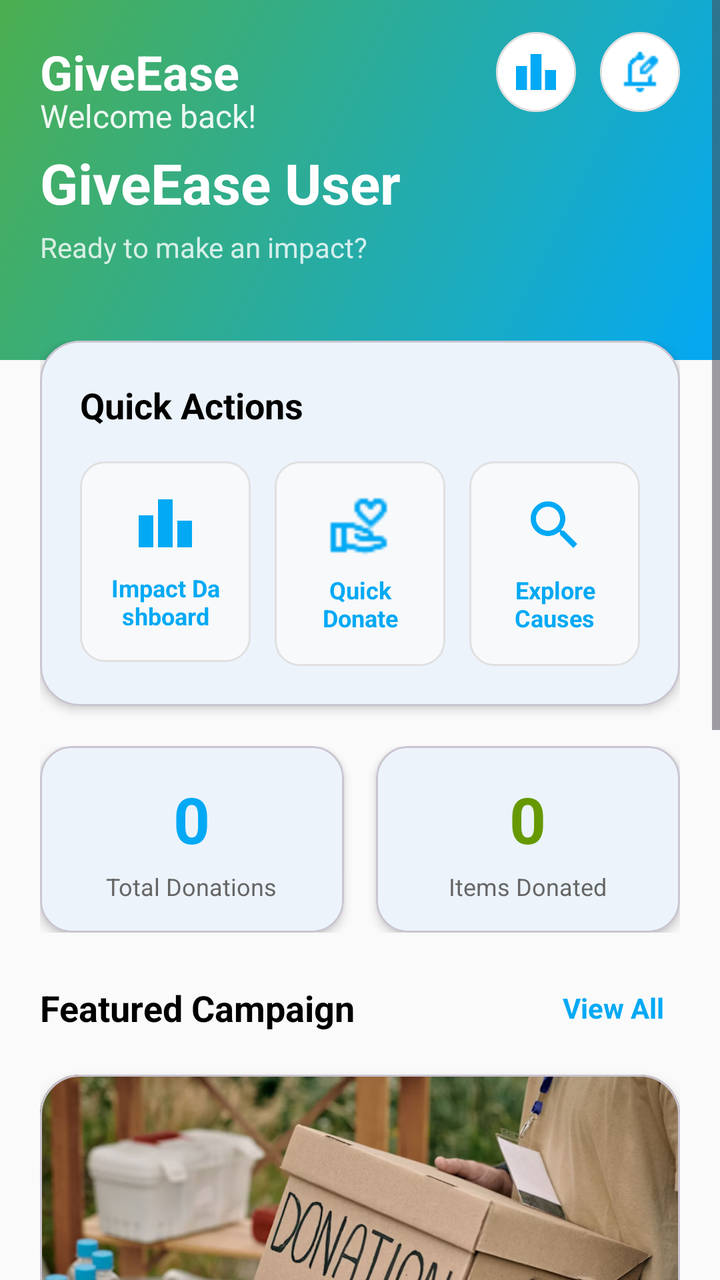
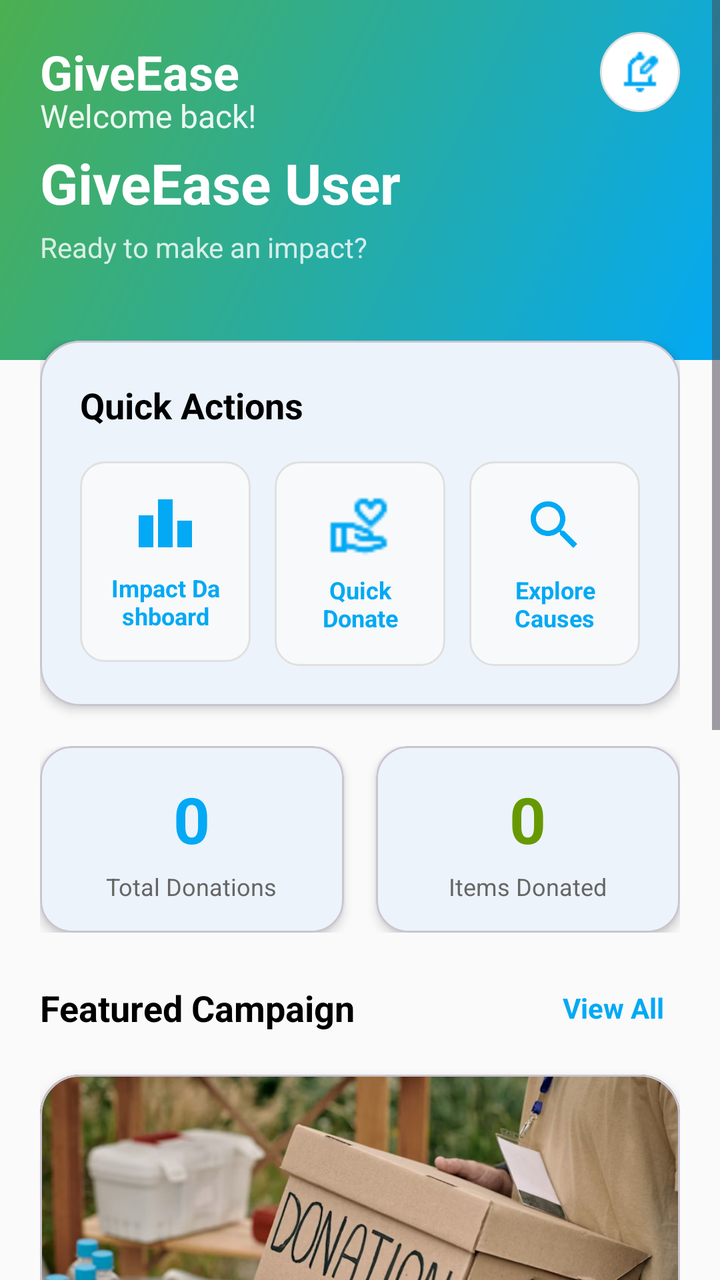

Screens rendered from an Android XML layout before and after an edit, with the pre-edit source and the edit as a unified diff.
<!-- AndroidManifest.xml: application theme Theme.GiveEase -->
<!-- res/layout/fragment_donor_home.xml -->
<?xml version="1.0" encoding="utf-8"?>
<ScrollView xmlns:android="http://schemas.android.com/apk/res/android"
    xmlns:app="http://schemas.android.com/apk/res-auto"
    android:layout_width="match_parent"
    android:layout_height="match_parent"
    android:background="@color/background"
    android:fillViewport="true">

    <LinearLayout
        android:layout_width="match_parent"
        android:layout_height="wrap_content"
        android:orientation="vertical">

        <RelativeLayout
            android:layout_width="match_parent"
            android:layout_height="180dp"
            android:background="@drawable/home_header_gradient">

            <LinearLayout
                android:layout_width="match_parent"
                android:layout_height="wrap_content"
                android:orientation="horizontal"
                android:gravity="center_vertical"
                android:paddingHorizontal="20dp"
                android:paddingTop="16dp"
                android:layout_alignParentTop="true">

                <LinearLayout
                    android:layout_width="0dp"
                    android:layout_weight="1"
                    android:layout_height="wrap_content"
                    android:orientation="vertical">

                    <TextView
                        android:layout_width="wrap_content"
                        android:layout_height="wrap_content"
                        android:text="GiveEase"
                        android:textSize="24sp"
                        android:textStyle="bold"
                        android:textColor="@android:color/white" />

                </LinearLayout>

                <LinearLayout
                    android:layout_width="wrap_content"
                    android:layout_height="wrap_content"
                    android:orientation="horizontal">

                    <ImageView
                        android:id="@+id/ivLeaderboard"
                        android:layout_width="40dp"
                        android:layout_height="40dp"
                        android:src="@drawable/ic_leaderboard1"
                        android:background="@drawable/circle_white_bg"
                        android:padding="8dp"
                        android:layout_marginEnd="12dp"
                        app:tint="@color/secondary" />

                    <FrameLayout
                        android:layout_width="wrap_content"
                        android:layout_height="wrap_content">
                        
                        <ImageView
                            android:id="@+id/ivNotifications"
                            android:layout_width="40dp"
                            android:layout_height="40dp"
                            android:src="@drawable/ic_notification"
                            android:background="@drawable/circle_white_bg"
                            android:padding="8dp"
                            app:tint="@color/secondary" />
                            
                        <TextView
                            android:id="@+id/tvNotificationBadge"
                            android:layout_width="16dp"
                            android:layout_height="16dp"
                            android:layout_gravity="top|end"
                            android:background="@drawable/bg_notification_badge"
                            android:textColor="@android:color/white"
                            android:textSize="10sp"
                            android:gravity="center"
                            android:textStyle="bold"
                            android:text="0"
                            android:visibility="gone" />
                    </FrameLayout>
                </LinearLayout>
            </LinearLayout>

            <LinearLayout
                android:layout_width="match_parent"
                android:layout_height="wrap_content"
                android:orientation="vertical"
                android:layout_centerInParent="true"
                android:paddingHorizontal="20dp">

                <TextView
                    android:layout_width="wrap_content"
                    android:layout_height="wrap_content"
                    android:text="Welcome back!"
                    android:textSize="16sp"
                    android:textColor="@android:color/white"
                    android:alpha="0.9" />

                <TextView
                    android:id="@+id/tvUserName"
                    android:layout_width="wrap_content"
                    android:layout_height="wrap_content"
                    android:text="GiveEase User"
                    android:textSize="28sp"
                    android:textStyle="bold"
                    android:textColor="@android:color/white"
                    android:layout_marginTop="4dp" />

                <TextView
                    android:layout_width="wrap_content"
                    android:layout_height="wrap_content"
                    android:text="Ready to make an impact?"
                    android:textSize="14sp"
                    android:textColor="@android:color/white"
                    android:alpha="0.8"
                    android:layout_marginTop="4dp" />
            </LinearLayout>
        </RelativeLayout>

        <LinearLayout
            android:layout_width="match_parent"
            android:layout_height="wrap_content"
            android:orientation="vertical"
            android:padding="20dp"
            android:layout_marginTop="-30dp">

            <com.google.android.material.card.MaterialCardView
                android:layout_width="match_parent"
                android:layout_height="wrap_content"
                android:layout_marginBottom="20dp"
                app:cardCornerRadius="20dp"
                app:cardElevation="3dp"
                app:cardBackgroundColor="@android:color/white">

                <LinearLayout
                    android:layout_width="match_parent"
                    android:layout_height="wrap_content"
                    android:orientation="vertical"
                    android:padding="20dp">

                    <TextView
                        android:layout_width="wrap_content"
                        android:layout_height="wrap_content"
                        android:text="Quick Actions"
                        android:textSize="18sp"
                        android:textStyle="bold"
                        android:textColor="@android:color/black"
                        android:layout_marginBottom="16dp" />

                    <LinearLayout
                        android:layout_width="match_parent"
                        android:layout_height="wrap_content"
                        android:orientation="horizontal">

                        <LinearLayout
                            android:id="@+id/layoutImpactDashboard"
                            android:layout_width="0dp"
                            android:layout_weight="1"
                            android:layout_height="wrap_content"
                            android:orientation="vertical"
                            android:gravity="center"
                            android:background="@drawable/action_button_bg"
                            android:clickable="true"
                            android:focusable="true"
                            android:padding="15dp"
                            android:layout_marginEnd="8dp">

                            <ImageView
                                android:layout_width="32dp"
                                android:layout_height="32dp"
                                android:src="@drawable/ic_leaderboard1"
                                app:tint="@color/secondary"
                                android:layout_marginBottom="8dp" />

                            <TextView
                                android:layout_width="wrap_content"
                                android:layout_height="wrap_content"
                                android:text="Impact Dashboard"
                                android:textSize="12sp"
                                android:textStyle="bold"
                                android:textColor="@color/secondary"
                                android:gravity="center" />
                        </LinearLayout>

                        <LinearLayout
                            android:id="@+id/layoutQuickDonate"
                            android:layout_width="0dp"
                            android:layout_weight="1"
                            android:layout_height="wrap_content"
                            android:orientation="vertical"
                            android:gravity="center"
                            android:background="@drawable/action_button_bg"
                            android:clickable="true"
                            android:focusable="true"
                            android:padding="16dp"
                            android:layout_marginStart="4dp"
                            android:layout_marginEnd="4dp">

                            <ImageView
                                android:layout_width="32dp"
                                android:layout_height="32dp"
                                android:src="@drawable/ic_donation"
                                app:tint="@color/secondary"
                                android:layout_marginBottom="8dp" />

                            <TextView
                                android:layout_width="wrap_content"
                                android:layout_height="wrap_content"
                                android:text="Quick Donate"
                                android:textSize="12sp"
                                android:textStyle="bold"
                                android:textColor="@color/secondary"
                                android:gravity="center" />
                        </LinearLayout>

                        <LinearLayout
                            android:id="@+id/layoutExploreCauses"
                            android:layout_width="0dp"
                            android:layout_weight="1"
                            android:layout_height="wrap_content"
                            android:orientation="vertical"
                            android:gravity="center"
                            android:background="@drawable/action_button_bg"
                            android:clickable="true"
                            android:focusable="true"
                            android:padding="16dp"
                            android:layout_marginStart="8dp">

                            <ImageView
                                android:layout_width="32dp"
                                android:layout_height="32dp"
                                android:src="@drawable/ic_search"
                                app:tint="@color/secondary"
                                android:layout_marginBottom="8dp" />

                            <TextView
                                android:layout_width="wrap_content"
                                android:layout_height="wrap_content"
                                android:text="Explore Causes"
                                android:textSize="12sp"
                                android:textStyle="bold"
                                android:textColor="@color/secondary"
                                android:gravity="center" />
                        </LinearLayout>
                    </LinearLayout>
                </LinearLayout>
            </com.google.android.material.card.MaterialCardView>

            <LinearLayout
                android:layout_width="match_parent"
                android:layout_height="wrap_content"
                android:orientation="horizontal"
                android:layout_marginBottom="20dp">

                <com.google.android.material.card.MaterialCardView
                    android:layout_width="0dp"
                    android:layout_weight="1"
                    android:layout_height="wrap_content"
                    android:layout_marginEnd="8dp"
                    app:cardCornerRadius="16dp"
                    app:cardElevation="3dp"
                    app:cardBackgroundColor="@android:color/white">

                    <LinearLayout
                        android:layout_width="match_parent"
                        android:layout_height="match_parent"
                        android:gravity="center"
                        android:orientation="vertical"
                        android:padding="15dp">

                        <TextView
                            android:id="@+id/tvDonationsCount"
                            android:layout_width="wrap_content"
                            android:layout_height="wrap_content"
                            android:text="0"
                            android:textColor="@color/secondary"
                            android:textSize="32sp"
                            android:textStyle="bold" />

                        <TextView
                            android:layout_width="wrap_content"
                            android:layout_height="wrap_content"
                            android:layout_marginTop="4dp"
                            android:gravity="center"
                            android:text="Total Donations"
                            android:textColor="#666666"
                            android:textSize="12sp" />
                    </LinearLayout>
                </com.google.android.material.card.MaterialCardView>

                <com.google.android.material.card.MaterialCardView
                    android:layout_width="0dp"
                    android:layout_weight="1"
                    android:layout_height="wrap_content"
                    android:layout_marginStart="8dp"
                    app:cardCornerRadius="16dp"
                    app:cardElevation="3dp"
                    app:cardBackgroundColor="@android:color/white">

                    <LinearLayout
                        android:layout_width="match_parent"
                        android:layout_height="match_parent"
                        android:gravity="center"
                        android:orientation="vertical"
                        android:padding="15dp">

                        <TextView
                            android:id="@+id/tvTotalAmount"
                            android:layout_width="wrap_content"
                            android:layout_height="wrap_content"
                            android:text="0"
                            android:textColor="@android:color/holo_green_dark"
                            android:textSize="32sp"
                            android:textStyle="bold" />

                        <TextView
                            android:layout_width="wrap_content"
                            android:layout_height="wrap_content"
                            android:layout_marginTop="4dp"
                            android:gravity="center"
                            android:text="Items Donated"
                            android:textColor="#666666"
                            android:textSize="12sp" />
                    </LinearLayout>
                </com.google.android.material.card.MaterialCardView>
            </LinearLayout>

            <LinearLayout
                android:layout_width="match_parent"
                android:layout_height="wrap_content"
                android:orientation="horizontal"
                android:gravity="center_vertical"
                android:layout_marginBottom="16dp">

                <TextView
                    android:layout_width="0dp"
                    android:layout_weight="1"
                    android:layout_height="wrap_content"
                    android:text="Featured Campaign"
                    android:textSize="18sp"
                    android:textStyle="bold"
                    android:textColor="@android:color/black" />

                <TextView
                    android:id="@+id/tvViewAllCampaigns"
                    android:layout_width="wrap_content"
                    android:layout_height="wrap_content"
                    android:text="View All"
                    android:textSize="14sp"
                    android:textColor="@color/secondary"
                    android:textStyle="bold"
                    android:clickable="true"
                    android:focusable="true"
                    android:background="?attr/selectableItemBackground"
                    android:padding="8dp" />
            </LinearLayout>

            <com.google.android.material.card.MaterialCardView
                android:id="@+id/cardFeaturedCampaign"
                android:layout_width="match_parent"
                android:layout_height="wrap_content"
                android:layout_marginBottom="20dp"
                android:clickable="true"
                android:focusable="true"
                android:foreground="?attr/selectableItemBackground"
                app:cardCornerRadius="20dp"
                app:cardElevation="6dp"
                app:cardBackgroundColor="@android:color/white">

                <LinearLayout
                    android:layout_width="match_parent"
                    android:layout_height="wrap_content"
                    android:orientation="vertical">

                    
                    <FrameLayout
                        android:layout_width="match_parent"
                        android:layout_height="220dp">

                        <ImageView
                            android:id="@+id/ivCampaignImage"
                            android:layout_width="match_parent"
                            android:layout_height="match_parent"
                            android:src="@drawable/sample_compaign1"
                            android:scaleType="centerCrop" />

                        
                        <View
                            android:layout_width="match_parent"
                            android:layout_height="80dp"
                            android:layout_gravity="bottom"
                            android:background="@drawable/gradient_image_overlay" />
                    </FrameLayout>

                    <LinearLayout
                        android:layout_width="match_parent"
                        android:layout_height="wrap_content"
                        android:orientation="vertical"
                        android:paddingHorizontal="18dp"
                        android:paddingTop="14dp"
                        android:paddingBottom="16dp">

                        <TextView
                            android:id="@+id/tvFeaturedNgo"
                            android:layout_width="wrap_content"
                            android:layout_height="wrap_content"
                            android:text="Loading campaign..."
                            android:textSize="17sp"
                            android:textStyle="bold"
                            android:textColor="#1A237E"
                            android:layout_marginBottom="12dp" />

                        
                        <ProgressBar
                            android:id="@+id/progressBar"
                            style="?android:attr/progressBarStyleHorizontal"
                            android:layout_width="match_parent"
                            android:layout_height="10dp"
                            android:progress="0"
                            android:progressDrawable="@drawable/rounded_progress_bar"
                            android:layout_marginBottom="10dp" />

                        
                        <LinearLayout
                            android:layout_width="match_parent"
                            android:layout_height="wrap_content"
                            android:orientation="horizontal"
                            android:gravity="center_vertical"
                            android:layout_marginBottom="14dp">

                            <TextView
                                android:id="@+id/tvCurrentAmount"
                                android:layout_width="0dp"
                                android:layout_weight="1"
                                android:layout_height="wrap_content"
                                android:text="0 items"
                                android:textSize="14sp"
                                android:textStyle="bold"
                                android:textColor="#1565C0" />

                            <TextView
                                android:id="@+id/tvTargetAmount"
                                android:layout_width="wrap_content"
                                android:layout_height="wrap_content"
                                android:text="of 0 items"
                                android:textSize="12sp"
                                android:textColor="#78909C"
                                android:layout_marginEnd="10dp" />

                            <TextView
                                android:id="@+id/tvProgress"
                                android:layout_width="wrap_content"
                                android:layout_height="wrap_content"
                                android:text="0%"
                                android:textSize="14sp"
                                android:textStyle="bold"
                                android:textColor="#2E7D32" />
                        </LinearLayout>

                        <com.google.android.material.button.MaterialButton
                            android:id="@+id/btnDonateFeatured"
                            android:layout_width="match_parent"
                            android:layout_height="48dp"
                            android:text="Donate Now"
                            android:textSize="14sp"
                            android:textStyle="bold"
                            app:cornerRadius="24dp"
                            android:backgroundTint="#1565C0"
                            app:icon="@drawable/ic_heart1"
                            app:iconSize="18dp"
                            app:iconPadding="8dp"
                            app:iconGravity="textStart"
                            app:iconTint="@android:color/white" />
                    </LinearLayout>
                </LinearLayout>
            </com.google.android.material.card.MaterialCardView>

            <LinearLayout
                android:layout_width="match_parent"
                android:layout_height="wrap_content"
                android:orientation="horizontal"
                android:gravity="center_vertical"
                android:layout_marginBottom="16dp">

                <TextView
                    android:layout_width="0dp"
                    android:layout_weight="1"
                    android:layout_height="wrap_content"
                    android:text="Recent Activity"
                    android:textSize="18sp"
                    android:textStyle="bold"
                    android:textColor="@android:color/black" />

                <TextView
                    android:id="@+id/tvViewAllActivity"
                    android:layout_width="wrap_content"
                    android:layout_height="wrap_content"
                    android:text="View All"
                    android:textSize="14sp"
                    android:textColor="@color/secondary"
                    android:textStyle="bold"
                    android:clickable="true"
                    android:focusable="true"
                    android:background="?attr/selectableItemBackground"
                    android:padding="8dp" />
            </LinearLayout>

            <com.google.android.material.card.MaterialCardView
                android:id="@+id/recentActivityCard"
                android:layout_width="match_parent"
                android:layout_height="wrap_content"
                android:layout_marginBottom="20dp"
                app:cardCornerRadius="16dp"
                app:cardElevation="2dp"
                app:cardBackgroundColor="@android:color/white">

                <LinearLayout
                    android:layout_width="match_parent"
                    android:layout_height="wrap_content"
                    android:orientation="horizontal"
                    android:padding="20dp"
                    android:gravity="center_vertical">

                    <ImageView
                        android:layout_width="48dp"
                        android:layout_height="48dp"
                        android:src="@drawable/ic_donation"
                        android:background="@drawable/circle_success_bg"
                        android:padding="12dp"
                        app:tint="@android:color/white" />

                    <LinearLayout
                        android:layout_width="0dp"
                        android:layout_weight="1"
                        android:layout_height="wrap_content"
                        android:orientation="vertical"
                        android:layout_marginStart="16dp">

                        <TextView
                            android:id="@+id/tvActivityTitle"
                            android:layout_width="wrap_content"
                            android:layout_height="wrap_content"
                            android:text="No recent activity"
                            android:textSize="16sp"
                            android:textStyle="bold"
                            android:textColor="@android:color/black" />

                        <TextView
                            android:id="@+id/tvActivitySubtitle"
                            android:layout_width="wrap_content"
                            android:layout_height="wrap_content"
                            android:text="Start donating today"
                            android:textSize="14sp"
                            android:textColor="#666666"
                            android:layout_marginTop="4dp" />
                    </LinearLayout>

                    <TextView
                        android:id="@+id/tvActivityAmount"
                        android:layout_width="wrap_content"
                        android:layout_height="wrap_content"
                        android:text="0 items"
                        android:textSize="18sp"
                        android:textStyle="bold"
                        android:textColor="@android:color/holo_green_dark" />
                </LinearLayout>
            </com.google.android.material.card.MaterialCardView>
        </LinearLayout>
    </LinearLayout>
</ScrollView>
<!-- resources referenced by this layout -->
<resources>
  <color name="background">#FAFAFA</color>
  <color name="secondary">#03A9F4</color>
  <!-- drawable action_button_bg (drawable) -->
  <shape xmlns:android="http://schemas.android.com/apk/res/android">
      <solid android:color="#F8F9FA" />
      <corners android:radius="12dp" />
      <stroke android:width="1dp" android:color="#E0E0E0" />
  </shape>
  <!-- drawable bg_notification_badge (drawable) -->
  <?xml version="1.0" encoding="utf-8"?>
  <shape xmlns:android="http://schemas.android.com/apk/res/android"
      android:shape="oval">
      <solid android:color="#F44336" />
  </shape>
  <!-- drawable circle_success_bg (drawable) -->
  <shape xmlns:android="http://schemas.android.com/apk/res/android"
      android:shape="oval">
      <solid android:color="@android:color/holo_green_dark" />
  </shape>
  <!-- drawable circle_white_bg (drawable) -->
  <shape xmlns:android="http://schemas.android.com/apk/res/android"
      android:shape="oval">
      <solid android:color="@android:color/white" />
      <stroke android:width="1dp" android:color="#E0E0E0" />
  </shape>
  <!-- drawable gradient_image_overlay (drawable) -->
  <?xml version="1.0" encoding="utf-8"?>
  <shape xmlns:android="http://schemas.android.com/apk/res/android"
      android:shape="rectangle">
      <gradient
          android:angle="90"
          android:startColor="#B3000000"
          android:centerColor="#33000000"
          android:endColor="#00000000"
          android:type="linear" />
  </shape>
  <!-- drawable home_header_gradient (drawable) -->
  <shape xmlns:android="http://schemas.android.com/apk/res/android">
      <gradient
          android:angle="135"
          android:startColor="@color/secondary"
          android:endColor="@color/primary"
          android:type="linear" />
  </shape>
  <!-- drawable ic_heart1 (drawable) -->
  <vector xmlns:android="http://schemas.android.com/apk/res/android"
      android:width="24dp"
      android:height="24dp"
      android:viewportWidth="24"
      android:viewportHeight="24">
      <path
          android:fillColor="#FF000000"
          android:pathData="M12,21.35l-1.45,-1.32C5.4,15.36 2,12.28 2,8.5 2,5.42 4.42,3 7.5,3c1.74,0 3.41,0.81 4.5,2.09C13.09,3.81 14.76,3 16.5,3 19.58,3 22,5.42 22,8.5c0,3.78 -3.4,6.86 -8.55,11.54L12,21.35z"/>
  </vector>
  <!-- drawable ic_leaderboard1 (drawable) -->
  <vector xmlns:android="http://schemas.android.com/apk/res/android"
      android:width="24dp"
      android:height="24dp"
      android:viewportWidth="24"
      android:viewportHeight="24">
      <path
          android:fillColor="#FF000000"
          android:pathData="M7.5,21H2V9h5.5V21zM14.75,3h-5.5v18h5.5V3zM22,11h-5.5v10H22V11z"/>
  </vector>
  <!-- drawable ic_search (drawable) -->
  <vector xmlns:android="http://schemas.android.com/apk/res/android"
      android:width="24dp"
      android:height="24dp"
      android:viewportWidth="24"
      android:viewportHeight="24">
      <path
          android:fillColor="#FF000000"
          android:pathData="M15.5,14h-0.79l-0.28,-0.27C15.41,12.59 16,11.11 16,9.5 16,5.91 13.09,3 9.5,3S3,5.91 3,9.5 5.91,16 9.5,16c1.61,0 3.09,-0.59 4.23,-1.57l0.27,0.28v0.79l5,4.99L20.49,19l-4.99,-5zM9.5,14C7.01,14 5,11.99 5,9.5S7.01,5 9.5,5 14,7.01 14,9.5 11.99,14 9.5,14z"/>
  </vector>
  <color name="primary">#4CAF50</color>
  <color name="primary_blue">#1976D2</color>
  <color name="white">#FFFFFFFF</color>
  <color name="teal_200">#FF03DAC5</color>
  <color name="black">#FF000000</color>
  <color name="surface">#FFFFFF</color>
  <color name="onSurface">#212121</color>
  <color name="onBackground">#212121</color>
  <!-- unchanged entries left out for length: 5 -->
</resources>

<!-- the commit's change to res/layout/fragment_donor_home.xml (unified diff, before → after) -->
@@ -54,6 +54,7 @@
                         android:background="@drawable/circle_white_bg"
                         android:padding="8dp"
                         android:layout_marginEnd="12dp"
+                        android:visibility="gone"
                         app:tint="@color/secondary" />
 
                     <FrameLayout
